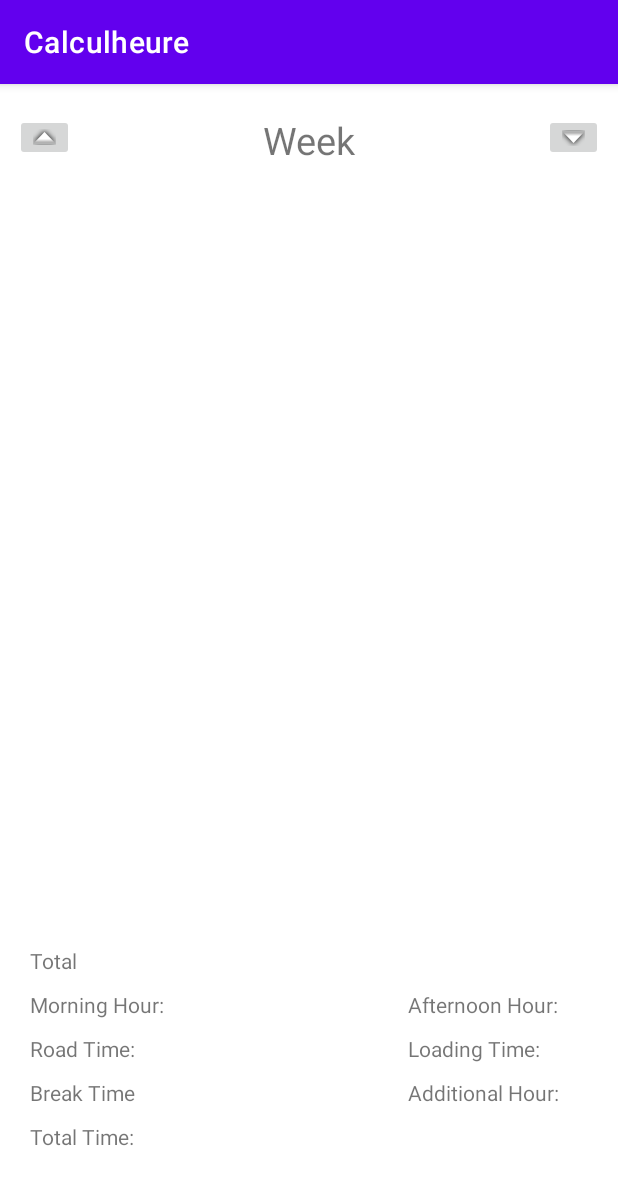
After one commit to Kokumi1/HourCalcul, an Android app: the WeekActivity screen opened directly, with no data from a screen before it, on a phone screen of 412 x 824 dp. The commit adds this screen. Shown: the top 1185 px of the screen. Run offline under Robolectric (Android 15) with nearby library versions, the phone set to English and light mode, and no system bars.

Commit message:
add ModifActivity.kt MonthActivity.kt WeekActivity.kt Strings.xml update MainActivity layout to use strings.xml

```diff
--- /dev/null
+++ b/app/src/main/java/com/example/calculheure/view/WeekActivity.kt
@@ -0,0 +1,12 @@
+package com.example.calculheure.view
+
+import androidx.appcompat.app.AppCompatActivity
+import android.os.Bundle
+import com.example.calculheure.R
+
+class WeekActivity : AppCompatActivity() {
+    override fun onCreate(savedInstanceState: Bundle?) {
+        super.onCreate(savedInstanceState)
+        setContentView(R.layout.activity_week)
+    }
+}
--- /dev/null
+++ b/app/src/main/res/layout/activity_week.xml
@@ -0,0 +1,131 @@
+<?xml version="1.0" encoding="utf-8"?>
+<RelativeLayout xmlns:android="http://schemas.android.com/apk/res/android"
+    xmlns:app="http://schemas.android.com/apk/res-auto"
+    xmlns:tools="http://schemas.android.com/tools"
+    android:layout_width="match_parent"
+    android:layout_height="match_parent"
+    tools:context=".view.WeekActivity">
+
+
+    <TextView
+        android:id="@+id/week_week"
+        android:layout_width="200dp"
+        android:layout_height="wrap_content"
+        android:layout_margin="20dp"
+        android:text="@string/week_week"
+        android:textAlignment="center"
+        android:textSize="25sp"
+        android:layout_centerHorizontal="true"
+        />
+
+    <ImageButton
+        android:id="@+id/week_left_arrow"
+        android:layout_width="wrap_content"
+        android:layout_height="wrap_content"
+        android:contentDescription="@string/week_left_arrow"
+        android:src="@android:drawable/arrow_up_float"
+        android:layout_alignTop="@id/week_week"
+        android:layout_marginHorizontal="10dp"/>
+
+    <ImageButton
+        android:id="@+id/week_right_arrow"
+        android:layout_width="wrap_content"
+        android:layout_height="wrap_content"
+        android:contentDescription="@string/week_right_arrow"
+        android:src="@android:drawable/arrow_down_float"
+        android:layout_alignTop="@id/week_week"
+        android:layout_alignParentEnd="true"
+        android:layout_marginHorizontal="10dp"
+        />
+
+    <androidx.recyclerview.widget.RecyclerView
+        android:id="@+id/week_recycler"
+        android:layout_width="match_parent"
+        android:layout_height="480dp"
+        android:layout_below="@id/week_week"
+        />
+
+    <TextView
+        android:id="@+id/week_total"
+        android:layout_width="50dp"
+        android:layout_height="wrap_content"
+        android:text="@string/week_total"
+        android:layout_below="@id/week_recycler"
+        android:layout_marginTop="20dp"
+        android:layout_marginHorizontal="20dp"
+        />
+
+    <TextView
+        android:id="@+id/week_morning"
+        android:layout_width="120dp"
+        android:layout_height="wrap_content"
+        android:text="@string/week_morning"
+        android:layout_below="@id/week_total"
+        android:layout_marginTop="10dp"
+        android:layout_marginHorizontal="20dp"
+        />
+
+    <TextView
+        android:id="@+id/week_road"
+        android:layout_width="120dp"
+        android:layout_height="wrap_content"
+        android:text="@string/week_road"
+        android:layout_below="@id/week_morning"
+        android:layout_marginTop="10dp"
+        android:layout_marginHorizontal="20dp"
+        />
+
+    <TextView
+        android:id="@+id/week_break"
+        android:layout_width="120dp"
+        android:layout_height="wrap_content"
+        android:text="@string/week_break"
+        android:layout_below="@id/week_road"
+        android:layout_marginTop="10dp"
+        android:layout_marginHorizontal="20dp"
+        />
+
+    <TextView
+        android:id="@+id/week_totalhour"
+        android:layout_width="120dp"
+        android:layout_height="wrap_content"
+        android:text="@string/week_total_time"
+        android:layout_below="@id/week_break"
+        android:layout_marginTop="10dp"
+        android:layout_marginHorizontal="20dp"
+        />
+
+    <TextView
+        android:id="@+id/week_afternoon"
+        android:layout_width="120dp"
+        android:layout_height="wrap_content"
+        android:text="@string/week_afternoon"
+        android:layout_below="@id/week_total"
+        android:layout_alignParentEnd="true"
+        android:layout_marginTop="10dp"
+        android:layout_marginHorizontal="20dp"
+        />
+
+    <TextView
+        android:id="@+id/week_loading"
+        android:layout_width="120dp"
+        android:layout_height="wrap_content"
+        android:text="@string/week_loading"
+        android:layout_below="@id/week_afternoon"
+        android:layout_alignParentEnd="true"
+        android:layout_marginTop="10dp"
+        android:layout_marginHorizontal="20dp"
+        />
+
+    <TextView
+        android:id="@+id/week_additional"
+        android:layout_width="120dp"
+        android:layout_height="wrap_content"
+        android:text="@string/week_additional"
+        android:layout_below="@id/week_loading"
+        android:layout_alignParentEnd="true"
+        android:layout_marginTop="10dp"
+        android:layout_marginHorizontal="20dp"
+        />
+
+</RelativeLayout>
--- a/app/src/main/res/values/strings.xml
+++ b/app/src/main/res/values/strings.xml
@@ -1,3 +1,33 @@
 <resources>
     <string name="app_name">Calculheure</string>
+
+    <string name="main_result">Month Hour</string>
+    <string name="main_button_month">Current Month</string>
+    <string name="main_total_hour">Total Hour</string>
+    <string name="main_additional_hour">Additional Hour</string>
+    <string name="main_today">Fill Today</string>
+    <string name="main_current_week">Current Week</string>
+
+    <string name="modif_day">Day</string>
+    <string name="modif_road">Road</string>
+    <string name="modif_load">Load</string>
+    <string name="modif_confirm">Confirm</string>
+
+    <string name="month_result">Balance Sheet</string>
+    <string name="month_total">Total Hour:</string>
+    <string name="month_additional">Additional Hour:</string>
+    <string name="month_button">Actual Week</string>
+
+    <string name="week_total">Total</string>
+    <string name="week_week">Week</string>
+    <string name="week_left_arrow">previous button</string>
+    <string name="week_right_arrow">next button</string>
+    <string name="week_morning">Morning Hour:</string>
+    <string name="week_road">Road Time:</string>
+    <string name="week_break">Break Time</string>
+    <string name="week_total_time">Total Time:</string>
+    <string name="week_afternoon">Afternoon Hour:</string>
+    <string name="week_loading">Loading Time:</string>
+    <string name="week_additional">Additional Hour:</string>
+
 </resources>
--- a/settings.gradle
+++ b/settings.gradle
@@ -7,7 +7,7 @@ pluginManagement {
     plugins {
         id 'com.android.application' version '7.1.0-alpha12'
         id 'com.android.library' version '7.1.0-alpha12'
-        id 'org.jetbrains.kotlin.android' version '1.5.31'
+        id 'org.jetbrains.kotlin.android' version '1.6.10'
     }
 }
 dependencyResolutionManagement {
```
Also changed, not shown: app/src/main/AndroidManifest.xml (+9 -0 lines), app/src/main/java/com/example/calculheure/view/MainActivity.kt (+13 -3 lines), app/src/main/java/com/example/calculheure/view/ModifActivity.kt (added, +12 -0 lines), app/src/main/java/com/example/calculheure/view/MonthActivity.kt (added, +12 -0 lines), app/src/main/res/layout/activity_main.xml (+7 -7 lines), app/src/main/res/layout/activity_modif.xml (added, +60 -0 lines), app/src/main/res/layout/activity_month.xml (added, +54 -0 lines).
